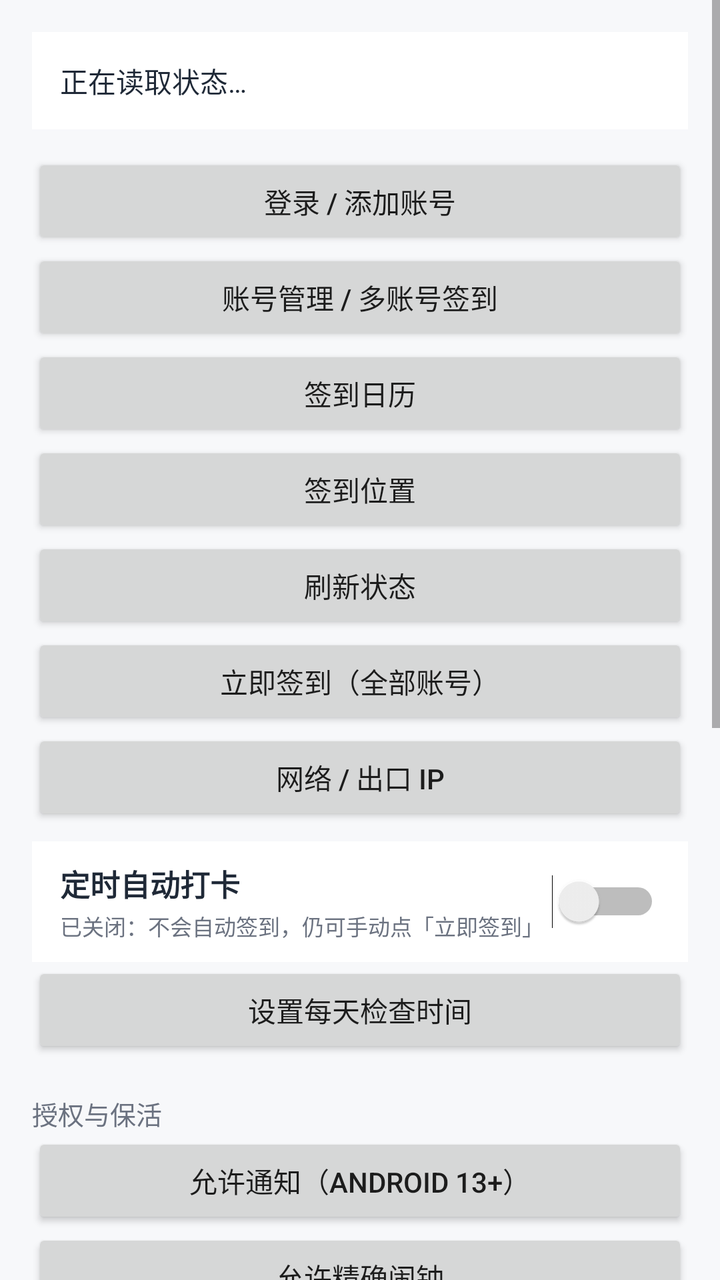
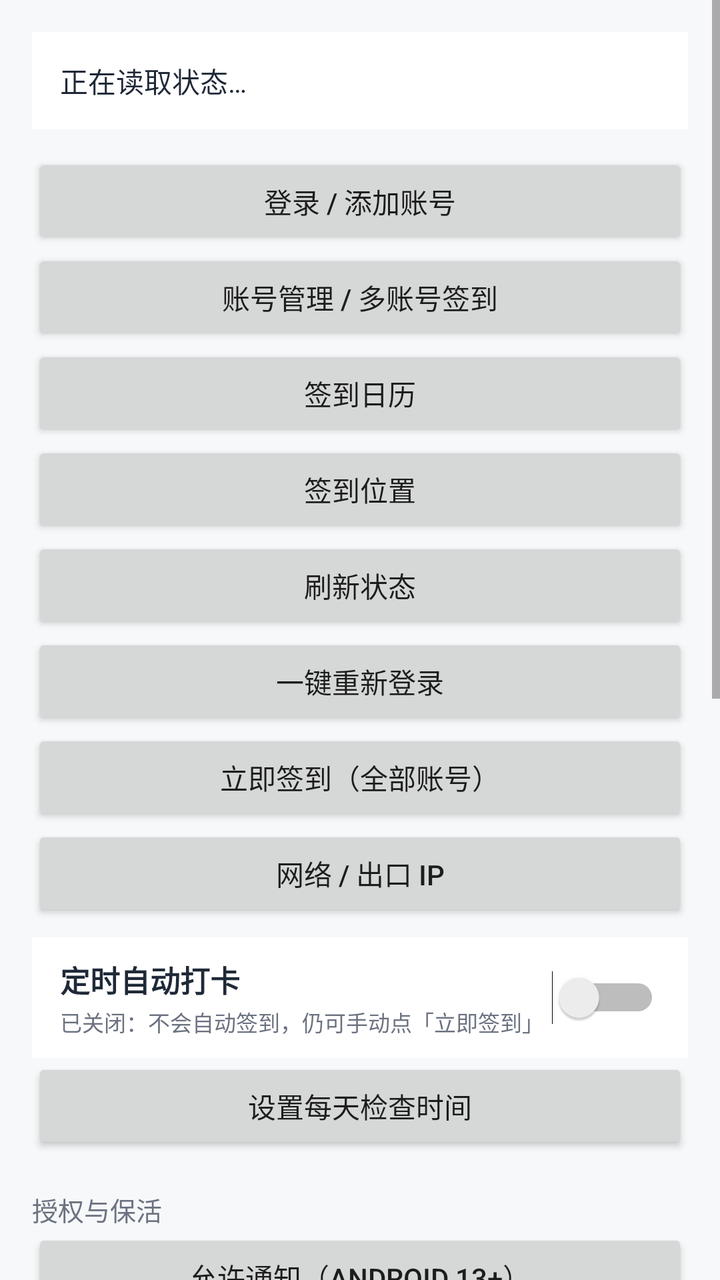

Before-and-after screenshots of an Android layout around one commit, followed by the original layout XML and the change that was made.
<!-- AndroidManifest.xml: application theme android:Theme.Material.Light.NoActionBar -->
<!-- res/layout/activity_main.xml -->
<?xml version="1.0" encoding="utf-8"?>
<ScrollView xmlns:android="http://schemas.android.com/apk/res/android"
    android:layout_width="match_parent"
    android:layout_height="match_parent"
    android:background="#FFF7F8FA"
    android:fillViewport="true">

    <LinearLayout
        android:layout_width="match_parent"
        android:layout_height="wrap_content"
        android:orientation="vertical"
        android:padding="16dp">

        <TextView
            android:id="@+id/tvStatus"
            android:layout_width="match_parent"
            android:layout_height="wrap_content"
            android:background="#FFFFFFFF"
            android:lineSpacingExtra="6dp"
            android:padding="14dp"
            android:text="正在读取状态…"
            android:textColor="#FF1F2937"
            android:textSize="14sp" />

        <Button
            android:id="@+id/btnLogin"
            android:layout_width="match_parent"
            android:layout_height="wrap_content"
            android:layout_marginTop="12dp"
            android:text="@string/btn_login" />

        <Button
            android:id="@+id/btnAccounts"
            android:layout_width="match_parent"
            android:layout_height="wrap_content"
            android:text="@string/btn_accounts" />

        <Button
            android:id="@+id/btnCalendar"
            android:layout_width="match_parent"
            android:layout_height="wrap_content"
            android:text="签到日历" />

        <Button
            android:id="@+id/btnLoc"
            android:layout_width="match_parent"
            android:layout_height="wrap_content"
            android:text="@string/btn_loc" />

        <Button
            android:id="@+id/btnRefresh"
            android:layout_width="match_parent"
            android:layout_height="wrap_content"
            android:text="@string/btn_refresh" />

        <Button
            android:id="@+id/btnSign"
            android:layout_width="match_parent"
            android:layout_height="wrap_content"
            android:text="@string/btn_sign" />

        <Button
            android:id="@+id/btnNet"
            android:layout_width="match_parent"
            android:layout_height="wrap_content"
            android:text="@string/btn_net" />

        <LinearLayout
            android:layout_width="match_parent"
            android:layout_height="wrap_content"
            android:layout_marginTop="8dp"
            android:background="#FFFFFFFF"
            android:gravity="center_vertical"
            android:orientation="horizontal"
            android:paddingLeft="14dp"
            android:paddingTop="10dp"
            android:paddingRight="14dp"
            android:paddingBottom="10dp">

            <LinearLayout
                android:layout_width="0dp"
                android:layout_height="wrap_content"
                android:layout_weight="1"
                android:orientation="vertical">

                <TextView
                    android:layout_width="match_parent"
                    android:layout_height="wrap_content"
                    android:text="@string/schedule_title"
                    android:textColor="#FF1F2937"
                    android:textSize="15sp"
                    android:textStyle="bold" />

                <TextView
                    android:id="@+id/tvScheduleSub"
                    android:layout_width="match_parent"
                    android:layout_height="wrap_content"
                    android:layout_marginTop="2dp"
                    android:text="@string/schedule_off_hint"
                    android:textColor="#FF6B7280"
                    android:textSize="11sp" />
            </LinearLayout>

            <Switch
                android:id="@+id/swSchedule"
                android:layout_width="wrap_content"
                android:layout_height="wrap_content" />
        </LinearLayout>

        <Button
            android:id="@+id/btnTime"
            android:layout_width="match_parent"
            android:layout_height="wrap_content"
            android:text="@string/btn_time" />

        <TextView
            android:layout_width="match_parent"
            android:layout_height="wrap_content"
            android:layout_marginTop="18dp"
            android:text="@string/sec_auth"
            android:textColor="#FF6B7280"
            android:textSize="13sp" />

        <Button
            android:id="@+id/btnNoti"
            android:layout_width="match_parent"
            android:layout_height="wrap_content"
            android:text="@string/btn_noti" />

        <Button
            android:id="@+id/btnAlarm"
            android:layout_width="match_parent"
            android:layout_height="wrap_content"
            android:text="@string/btn_alarm" />

        <Button
            android:id="@+id/btnBattery"
            android:layout_width="match_parent"
            android:layout_height="wrap_content"
            android:text="@string/btn_battery" />

        <TextView
            android:layout_width="match_parent"
            android:layout_height="wrap_content"
            android:layout_marginTop="18dp"
            android:text="@string/sec_tools"
            android:textColor="#FF6B7280"
            android:textSize="13sp" />

        <Button
            android:id="@+id/btnClearCache"
            android:layout_width="match_parent"
            android:layout_height="wrap_content"
            android:text="@string/btn_clear_cache" />

        <Button
            android:id="@+id/btnClearLog"
            android:layout_width="match_parent"
            android:layout_height="wrap_content"
            android:text="@string/btn_clear_log" />

        <Button
            android:id="@+id/btnExportLog"
            android:layout_width="match_parent"
            android:layout_height="wrap_content"
            android:text="@string/btn_export_log" />

        <TextView
            android:layout_width="match_parent"
            android:layout_height="wrap_content"
            android:layout_marginTop="18dp"
            android:text="@string/sec_log"
            android:textColor="#FF6B7280"
            android:textSize="13sp" />

        <TextView
            android:id="@+id/tvLog"
            android:layout_width="match_parent"
            android:layout_height="wrap_content"
            android:background="#FF111827"
            android:fontFamily="monospace"
            android:minHeight="180dp"
            android:padding="10dp"
            android:textColor="#FFB9F6CA"
            android:textSize="11sp" />
    </LinearLayout>
</ScrollView>
<!-- resources referenced by this layout -->
<resources>
  <string name="btn_accounts">账号管理 / 多账号签到</string>
  <string name="btn_alarm">允许精确闹钟</string>
  <string name="btn_battery">忽略电池优化</string>
  <string name="btn_clear_cache">清除缓存</string>
  <string name="btn_clear_log">清除日志</string>
  <string name="btn_export_log">导出日志</string>
  <string name="btn_loc">签到位置</string>
  <string name="btn_login">登录 / 添加账号</string>
  <string name="btn_net">网络 / 出口 IP</string>
  <string name="btn_noti">允许通知（Android 13+）</string>
  <string name="btn_refresh">刷新状态</string>
  <string name="btn_sign">立即签到（全部账号）</string>
  <string name="btn_time">设置每天检查时间</string>
  <string name="schedule_off_hint">已关闭：不会自动签到，仍可手动点「立即签到」</string>
  <string name="schedule_title">定时自动打卡</string>
  <string name="sec_auth">授权与保活</string>
  <string name="sec_log">运行日志</string>
  <string name="sec_tools">缓存与日志</string>
</resources>

<!-- the commit's change to res/layout/activity_main.xml (unified diff, before → after) -->
@@ -52,6 +52,12 @@
             android:layout_width="match_parent"
             android:layout_height="wrap_content"
             android:text="@string/btn_refresh" />
+
+        <Button
+            android:id="@+id/btnRelogin"
+            android:layout_width="match_parent"
+            android:layout_height="wrap_content"
+            android:text="@string/btn_relogin" />
 
         <Button
             android:id="@+id/btnSign"
<!-- resource entries referenced after the edit -->
@@ -11,6 +11,7 @@
   <string name="btn_net">网络 / 出口 IP</string>
   <string name="btn_noti">允许通知（Android 13+）</string>
   <string name="btn_refresh">刷新状态</string>
+  <string name="btn_relogin">一键重新登录</string>
   <string name="btn_sign">立即签到（全部账号）</string>
   <string name="btn_time">设置每天检查时间</string>
   <string name="schedule_off_hint">已关闭：不会自动签到，仍可手动点「立即签到」</string>
